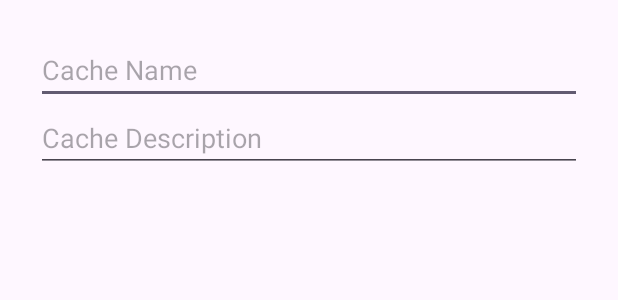
After one commit to MercuryAtom31/GeoCache-Explore-Android-Application, an Android app: the layout add_cache_dialog.xml on its own in the app's theme, with its tools: preview values and no code run, on a phone screen of 412 x 824 dp. The commit adds this screen. Shown: the top 300 px of the screen. Run offline under Robolectric (Android 15) with nearby library versions, the phone set to English and light mode, and no system bars.

Commit message:
Designing the Add New Geocache dialog.

```diff
--- a/app/src/main/AndroidManifest.xml
+++ b/app/src/main/AndroidManifest.xml
@@ -6,9 +6,9 @@
         android:allowBackup="true"
         android:dataExtractionRules="@xml/data_extraction_rules"
         android:fullBackupContent="@xml/backup_rules"
-        android:icon="@mipmap/ic_launcher"
+        android:icon="@drawable/geo_cache_logo"
         android:label="@string/app_name"
-        android:roundIcon="@mipmap/ic_launcher_round"
+        android:roundIcon="@drawable/geo_cache_logo"
         android:supportsRtl="true"
         android:theme="@style/Theme.GeoCacheExploreAndroidApplication"
         tools:targetApi="31">
@@ -26,7 +26,7 @@
         -->
         <meta-data
             android:name="com.google.android.geo.API_KEY"
-            android:value="YOUR_API_KEY" />
+            android:value="AIzaSyDrqT3QGWWJM37MljzBmTRA_EFGe-gt3mc" />
 
         <activity
             android:name=".MainActivity"
--- /dev/null
+++ b/app/src/main/java/com/example/geocacheexploreandroidapplication/Geocache.kt
@@ -0,0 +1,6 @@
+package com.example.geocacheexploreandroidapplication
+
+data class Geocache(
+    val name: String,
+    val description: String
+)
--- /dev/null
+++ b/app/src/main/res/layout/add_cache_dialog.xml
@@ -0,0 +1,21 @@
+<LinearLayout xmlns:android="http://schemas.android.com/apk/res/android"
+    android:orientation="vertical"
+    android:layout_width="match_parent"
+    android:layout_height="wrap_content"
+    android:padding="24dp">
+
+    <EditText
+        android:id="@+id/editTextCacheName"
+        android:layout_width="match_parent"
+        android:layout_height="wrap_content"
+        android:hint="Cache Name" />
+
+    <EditText
+        android:id="@+id/editTextCacheDescription"
+        android:layout_width="match_parent"
+        android:layout_height="wrap_content"
+        android:hint="Cache Description" />
+
+    <!-- You can add more fields for other details such as location coordinates -->
+
+</LinearLayout>
--- a/app/src/main/res/values/strings.xml
+++ b/app/src/main/res/values/strings.xml
@@ -7,5 +7,6 @@
     <string name="view_caches_list">View Caches List</string>
     <string name="discover_caches_in_map">Discover Caches in Map</string>
     <string name="logo_description">Geocaching Explore Application Logo</string>
+    <string name="add_geocache">Add New Geocache</string>
     <!-- ... other string resources ... -->
 </resources>
```
Also changed, not shown: app/src/main/java/com/example/geocacheexploreandroidapplication/CacheList.kt (+33 -1 lines), app/src/main/res/layout/fragment_cache_list.xml (+24 -8 lines).
